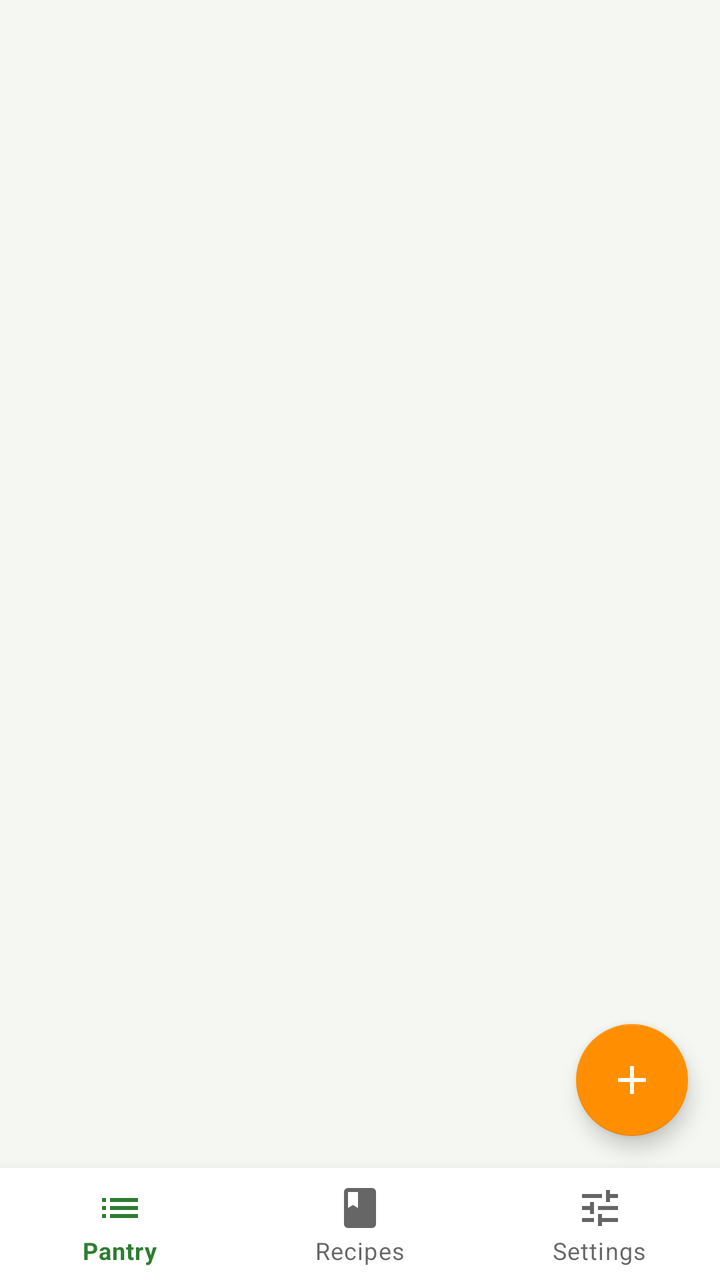
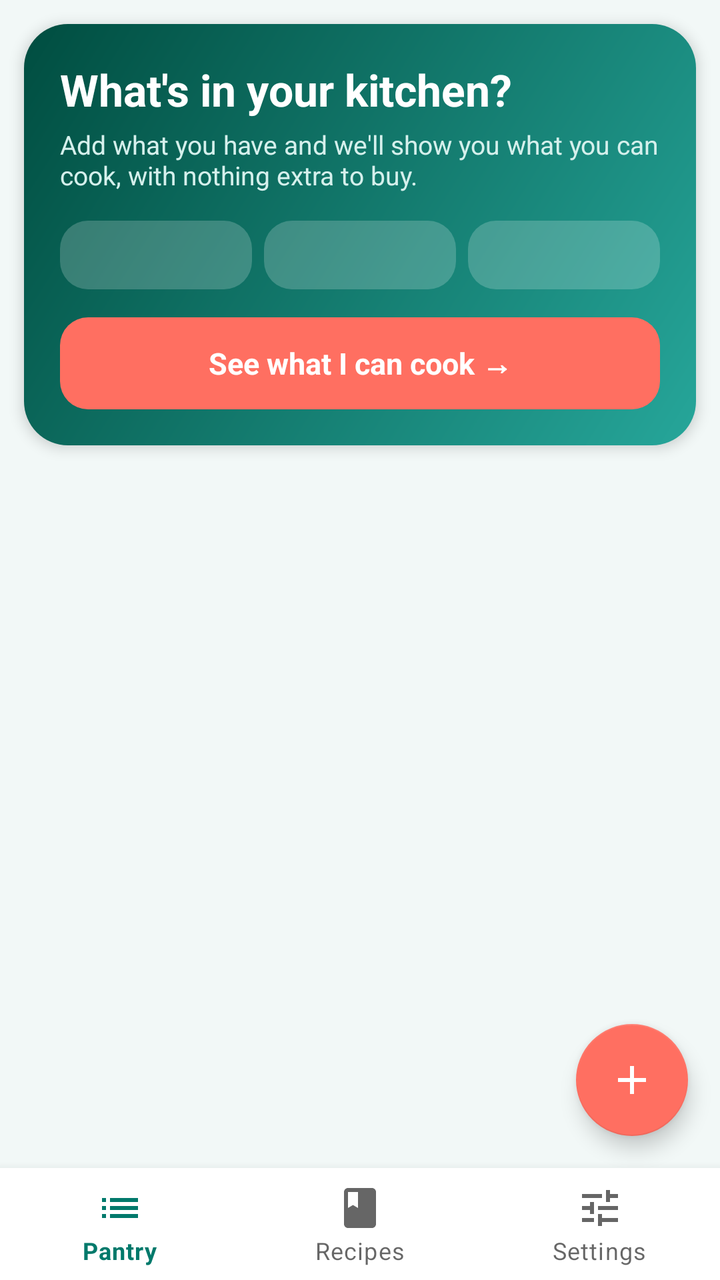

An Android layout rendered at two revisions. The XML below is the earlier revision; the diff shows what the commit changed to produce the second picture.
<!-- AndroidManifest.xml: application theme Theme.PantryApp -->
<!-- res/layout/activity_main.xml -->
<?xml version="1.0" encoding="utf-8"?>
<androidx.constraintlayout.widget.ConstraintLayout xmlns:android="http://schemas.android.com/apk/res/android"
    xmlns:app="http://schemas.android.com/apk/res-auto"
    android:layout_width="match_parent"
    android:layout_height="match_parent"
    android:background="@color/pantry_background">

    <androidx.recyclerview.widget.RecyclerView
        android:id="@+id/recyclerPantry"
        android:layout_width="0dp"
        android:layout_height="0dp"
        android:clipToPadding="false"
        android:padding="8dp"
        app:layout_constraintBottom_toTopOf="@id/bottomNav"
        app:layout_constraintEnd_toEndOf="parent"
        app:layout_constraintStart_toStartOf="parent"
        app:layout_constraintTop_toTopOf="parent" />

    <TextView
        android:id="@+id/textEmpty"
        android:layout_width="wrap_content"
        android:layout_height="wrap_content"
        android:gravity="center"
        android:paddingStart="32dp"
        android:paddingEnd="32dp"
        android:text="@string/empty_pantry"
        android:textColor="@color/pantry_text_secondary"
        android:textSize="16sp"
        android:visibility="gone"
        app:layout_constraintBottom_toTopOf="@id/bottomNav"
        app:layout_constraintEnd_toEndOf="parent"
        app:layout_constraintStart_toStartOf="parent"
        app:layout_constraintTop_toTopOf="parent" />

    <com.google.android.material.floatingactionbutton.FloatingActionButton
        android:id="@+id/fabAdd"
        android:layout_width="wrap_content"
        android:layout_height="wrap_content"
        android:layout_margin="16dp"
        android:contentDescription="@string/add_ingredient"
        android:src="@drawable/ic_add"
        app:backgroundTint="@color/pantry_accent"
        app:layout_constraintBottom_toTopOf="@id/bottomNav"
        app:layout_constraintEnd_toEndOf="parent" />

    <com.google.android.material.bottomnavigation.BottomNavigationView
        android:id="@+id/bottomNav"
        android:layout_width="0dp"
        android:layout_height="wrap_content"
        android:background="@color/pantry_white"
        app:layout_constraintBottom_toBottomOf="parent"
        app:layout_constraintEnd_toEndOf="parent"
        app:layout_constraintStart_toStartOf="parent"
        app:menu="@menu/bottom_nav_menu" />

</androidx.constraintlayout.widget.ConstraintLayout>
<!-- resources referenced by this layout -->
<resources>
  <color name="pantry_accent">#FF8F00</color>
  <color name="pantry_background">#F5F7F2</color>
  <color name="pantry_text_secondary">#5F6B5F</color>
  <color name="pantry_white">#FFFFFF</color>
  <!-- drawable ic_add (drawable) -->
  <vector xmlns:android="http://schemas.android.com/apk/res/android"
      android:width="24dp"
      android:height="24dp"
      android:viewportWidth="24"
      android:viewportHeight="24">
      <path
          android:fillColor="#FFFFFFFF"
          android:pathData="M19,13h-6v6h-2v-6H5v-2h6V5h2v6h6v2z" />
  </vector>
  <string name="add_ingredient">Add ingredient</string>
  <string name="empty_pantry">Your pantry is empty.\nTap + to add your first ingredient.</string>
  <style name="Theme.PantryApp" parent="Theme.MaterialComponents.Light.DarkActionBar">
          <item name="colorPrimary">@color/pantry_primary</item>
          <item name="colorPrimaryVariant">@color/pantry_primary_dark</item>
          <item name="colorOnPrimary">@color/pantry_white</item>
          <item name="colorSecondary">@color/pantry_accent</item>
          <item name="colorOnSecondary">@color/pantry_white</item>
          <item name="android:statusBarColor">?attr/colorPrimaryVariant</item>
          <item name="android:windowBackground">@color/pantry_background</item>
      </style>
  <color name="pantry_primary">#2E7D32</color>
  <color name="pantry_primary_dark">#1B5E20</color>
</resources>

<!-- the commit's change to res/layout/activity_main.xml (unified diff, before → after) -->
@@ -5,32 +5,132 @@
     android:layout_height="match_parent"
     android:background="@color/pantry_background">
 
+    
+    <LinearLayout
+        android:id="@+id/bannerCard"
+        android:layout_width="0dp"
+        android:layout_height="wrap_content"
+        android:layout_margin="12dp"
+        android:background="@drawable/bg_banner"
+        android:elevation="4dp"
+        android:orientation="vertical"
+        android:padding="18dp"
+        app:layout_constraintEnd_toEndOf="parent"
+        app:layout_constraintStart_toStartOf="parent"
+        app:layout_constraintTop_toTopOf="parent">
+
+        <TextView
+            android:id="@+id/textBannerTitle"
+            android:layout_width="match_parent"
+            android:layout_height="wrap_content"
+            android:text="@string/banner_title"
+            android:textColor="@color/pantry_white"
+            android:textSize="22sp"
+            android:textStyle="bold" />
+
+        <TextView
+            android:id="@+id/textBannerSubtitle"
+            android:layout_width="match_parent"
+            android:layout_height="wrap_content"
+            android:layout_marginTop="4dp"
+            android:text="@string/banner_subtitle"
+            android:textColor="@color/pantry_banner_subtitle"
+            android:textSize="13sp" />
+
+        <LinearLayout
+            android:layout_width="match_parent"
+            android:layout_height="wrap_content"
+            android:layout_marginTop="14dp"
+            android:orientation="horizontal">
+
+            <TextView
+                android:id="@+id/textStatStock"
+                android:layout_width="0dp"
+                android:layout_height="wrap_content"
+                android:layout_marginEnd="6dp"
+                android:layout_weight="1"
+                android:background="@drawable/bg_stat_chip"
+                android:gravity="center"
+                android:paddingTop="9dp"
+                android:paddingBottom="9dp"
+                android:textColor="@color/pantry_white"
+                android:textSize="12sp"
+                android:textStyle="bold" />
+
+            <TextView
+                android:id="@+id/textStatSoon"
+                android:layout_width="0dp"
+                android:layout_height="wrap_content"
+                android:layout_marginEnd="6dp"
+                android:layout_weight="1"
+                android:background="@drawable/bg_stat_chip"
+                android:gravity="center"
+                android:paddingTop="9dp"
+                android:paddingBottom="9dp"
+                android:textColor="@color/pantry_white"
+                android:textSize="12sp"
+                android:textStyle="bold" />
+
+            <TextView
+                android:id="@+id/textStatCook"
+                android:layout_width="0dp"
+                android:layout_height="wrap_content"
+                android:layout_weight="1"
+                android:background="@drawable/bg_stat_chip"
+                android:gravity="center"
+                android:paddingTop="9dp"
+                android:paddingBottom="9dp"
+                android:textColor="@color/pantry_white"
+                android:textSize="12sp"
+                android:textStyle="bold" />
+        </LinearLayout>
+
+        <TextView
+            android:id="@+id/buttonSeeRecipes"
+            android:layout_width="match_parent"
+            android:layout_height="46dp"
+            android:layout_marginTop="14dp"
+            android:background="@drawable/bg_button_coral"
+            android:clickable="true"
+            android:focusable="true"
+            android:foreground="?attr/selectableItemBackground"
+            android:gravity="center"
+            android:text="@string/banner_button"
+            android:textColor="@color/pantry_white"
+            android:textSize="15sp"
+            android:textStyle="bold" />
+    </LinearLayout>
+
     <androidx.recyclerview.widget.RecyclerView
         android:id="@+id/recyclerPantry"
         android:layout_width="0dp"
         android:layout_height="0dp"
         android:clipToPadding="false"
-        android:padding="8dp"
+        android:paddingStart="8dp"
+        android:paddingTop="0dp"
+        android:paddingEnd="8dp"
+        android:paddingBottom="88dp"
         app:layout_constraintBottom_toTopOf="@id/bottomNav"
         app:layout_constraintEnd_toEndOf="parent"
         app:layout_constraintStart_toStartOf="parent"
-        app:layout_constraintTop_toTopOf="parent" />
+        app:layout_constraintTop_toBottomOf="@id/bannerCard" />
 
     <TextView
         android:id="@+id/textEmpty"
-        android:layout_width="wrap_content"
+        android:layout_width="0dp"
         android:layout_height="wrap_content"
-        android:gravity="center"
+        android:gravity="start"
+        android:lineSpacingExtra="4dp"
         android:paddingStart="32dp"
+        android:paddingTop="8dp"
         android:paddingEnd="32dp"
         android:text="@string/empty_pantry"
         android:textColor="@color/pantry_text_secondary"
-        android:textSize="16sp"
+        android:textSize="15sp"
         android:visibility="gone"
-        app:layout_constraintBottom_toTopOf="@id/bottomNav"
         app:layout_constraintEnd_toEndOf="parent"
         app:layout_constraintStart_toStartOf="parent"
-        app:layout_constraintTop_toTopOf="parent" />
+        app:layout_constraintTop_toBottomOf="@id/bannerCard" />
 
     <com.google.android.material.floatingactionbutton.FloatingActionButton
         android:id="@+id/fabAdd"
<!-- resource entries referenced after the edit -->
@@ -1,9 +1,35 @@
 <!-- resources referenced by this layout -->
 <resources>
-  <color name="pantry_accent">#FF8F00</color>
-  <color name="pantry_background">#F5F7F2</color>
-  <color name="pantry_text_secondary">#5F6B5F</color>
+  <color name="pantry_accent">#FF6F61</color>
+  <color name="pantry_background">#F2F8F7</color>
+  <color name="pantry_banner_subtitle">#D5F0EC</color>
+  <color name="pantry_text_secondary">#5B7471</color>
   <color name="pantry_white">#FFFFFF</color>
+  <!-- drawable bg_banner (drawable) -->
+  <?xml version="1.0" encoding="utf-8"?>
+  <shape xmlns:android="http://schemas.android.com/apk/res/android"
+      android:shape="rectangle">
+      <gradient
+          android:angle="315"
+          android:endColor="@color/pantry_banner_end"
+          android:startColor="@color/pantry_banner_start"
+          android:type="linear" />
+      <corners android:radius="22dp" />
+  </shape>
+  <!-- drawable bg_button_coral (drawable) -->
+  <?xml version="1.0" encoding="utf-8"?>
+  <shape xmlns:android="http://schemas.android.com/apk/res/android"
+      android:shape="rectangle">
+      <solid android:color="@color/pantry_accent" />
+      <corners android:radius="14dp" />
+  </shape>
+  <!-- drawable bg_stat_chip (drawable) -->
+  <?xml version="1.0" encoding="utf-8"?>
+  <shape xmlns:android="http://schemas.android.com/apk/res/android"
+      android:shape="rectangle">
+      <solid android:color="@color/pantry_chip_overlay" />
+      <corners android:radius="14dp" />
+  </shape>
   <!-- drawable ic_add (drawable) -->
   <vector xmlns:android="http://schemas.android.com/apk/res/android"
       android:width="24dp"
@@ -15,7 +41,10 @@
           android:pathData="M19,13h-6v6h-2v-6H5v-2h6V5h2v6h6v2z" />
   </vector>
   <string name="add_ingredient">Add ingredient</string>
-  <string name="empty_pantry">Your pantry is empty.\nTap + to add your first ingredient.</string>
+  <string name="banner_button">See what I can cook →</string>
+  <string name="banner_subtitle">Add what you have and we\'ll show you what you can cook, with nothing extra to buy.</string>
+  <string name="banner_title">What\'s in your kitchen?</string>
+  <string name="empty_pantry">Your pantry is empty\n\n1. Tap the + button and add what you have at home\n2. Check the Recipes tab to see what you can cook\n3. Use items up before they expire</string>
   <style name="Theme.PantryApp" parent="Theme.MaterialComponents.Light.DarkActionBar">
           <item name="colorPrimary">@color/pantry_primary</item>
           <item name="colorPrimaryVariant">@color/pantry_primary_dark</item>
@@ -25,7 +54,10 @@
           <item name="android:statusBarColor">?attr/colorPrimaryVariant</item>
           <item name="android:windowBackground">@color/pantry_background</item>
       </style>
-  <color name="pantry_primary">#2E7D32</color>
-  <color name="pantry_primary_dark">#1B5E20</color>
+  <color name="pantry_banner_end">#26A69A</color>
+  <color name="pantry_banner_start">#004D40</color>
+  <color name="pantry_chip_overlay">#33FFFFFF</color>
+  <color name="pantry_primary">#00796B</color>
+  <color name="pantry_primary_dark">#004D40</color>
 </resources>
 
